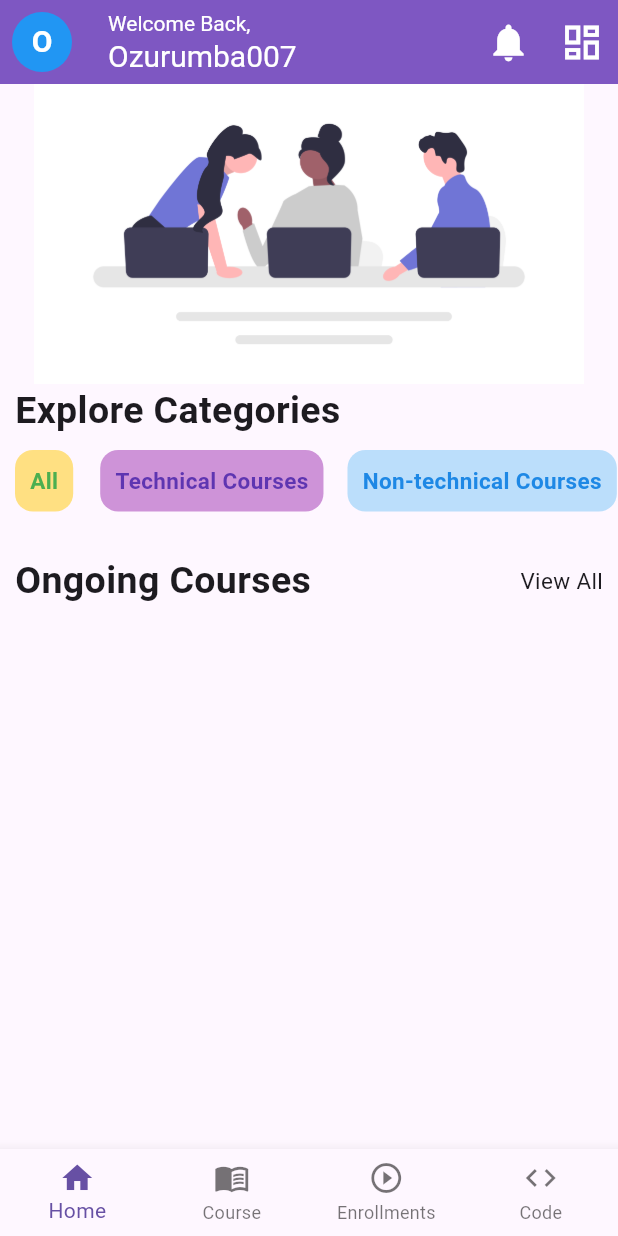
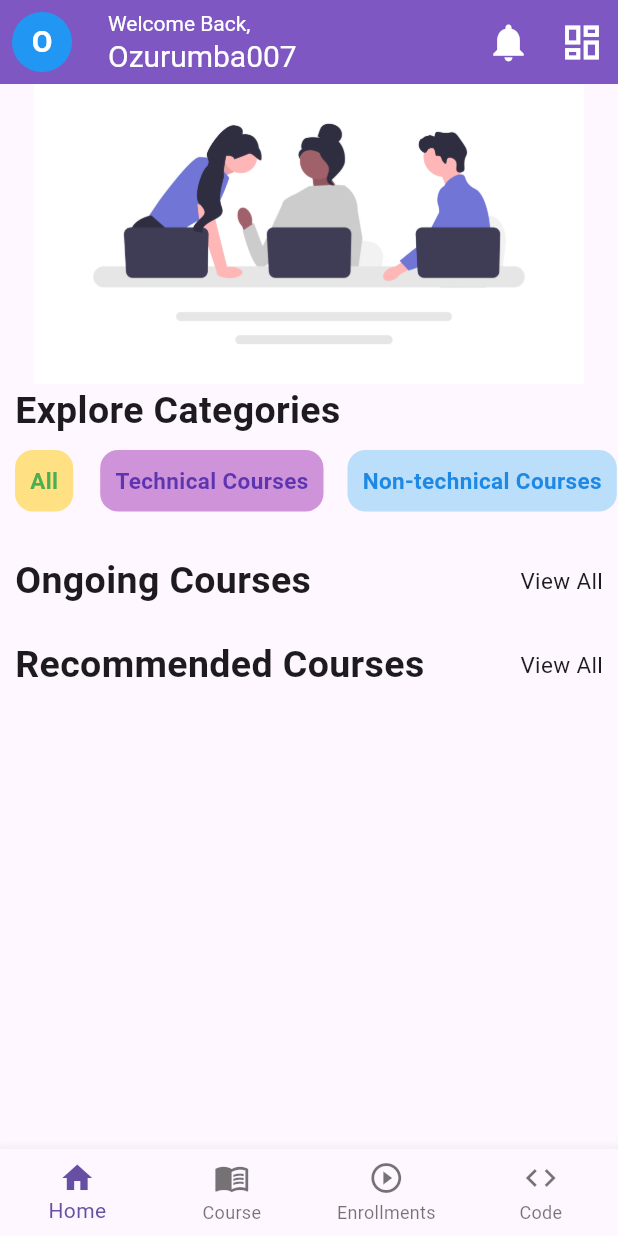
Before and after one commit to Ozurumba007/apt_learn_ui, a Flutter app: the HomeScreen screen opened directly, on a phone screen of 412 x 824 dp. Run offline on Flutter 3.47's test engine with Material 2 defaults, Android fonts, the phone set to English and light mode, and no system bars; our stand-ins replace get, smooth_page_indicator.

Commit message:
created a file called two text \ added the two text to the home screen

```diff
--- a/lib/home_screen/home_screen.dart
+++ b/lib/home_screen/home_screen.dart
@@ -1,6 +1,7 @@
 import 'package:flutter/material.dart';
 
 import '../utili/categories.dart';
+import '../utili/two_text.dart';
 
 class HomeScreen extends StatefulWidget {
   const HomeScreen({super.key});
@@ -37,7 +38,7 @@ class _HomeScreenState extends State<HomeScreen> {
             ),
           ),
         ),
-        title: Column(
+        title: const Column(
           mainAxisAlignment: MainAxisAlignment.center,
           crossAxisAlignment: CrossAxisAlignment.start,
           children: [
@@ -58,8 +59,8 @@ class _HomeScreenState extends State<HomeScreen> {
           ],
         ),
         actions: [
-          Icon(Icons.notifications, size: 30, color: Colors.white),
-          SizedBox(width: 10),
+          const Icon(Icons.notifications, size: 30, color: Colors.white),
+          const SizedBox(width: 10),
           IconButton(
             onPressed: () {
               if (scaffoldKey.currentState!.isEndDrawerOpen) {
@@ -68,13 +69,13 @@ class _HomeScreenState extends State<HomeScreen> {
                 scaffoldKey.currentState!.openEndDrawer();
               }
             },
-            icon: Icon(Icons.dashboard_outlined),
+            icon: const Icon(Icons.dashboard_outlined),
             iconSize: 30,
             color: Colors.white,
           ),
         ],
       ),
-      endDrawer: Drawer(),
+      endDrawer: const Drawer(),
       body: SafeArea(
         child: SingleChildScrollView(
           child: Column(
@@ -97,33 +98,19 @@ class _HomeScreenState extends State<HomeScreen> {
                   ],
                 ),
               ),
-              Categories(
+              const Categories(
                 text: 'All',
                 secondCategorytext: 'Technical Courses',
                 thirdCategorytext: 'Non-technical Courses',
               ),
-              SizedBox(height: 10),
-              Padding(
-                padding: EdgeInsets.all(10.0),
-                child: Row(
-                  mainAxisAlignment: MainAxisAlignment.spaceBetween,
-                  children: [
-                    Text(
-                      'Ongoing Courses',
-                      style: TextStyle(
-                        fontSize: 25,
-                        fontWeight: FontWeight.bold,
-                      ),
-                    ),
-                    Text(
-                      'View All',
-                      style: TextStyle(
-                        fontSize: 15,
-                        fontWeight: FontWeight.w400,
-                      ),
-                    ),
-                  ],
-                ),
+              const SizedBox(height: 10),
+              TwoText(
+                firstText: 'Ongoing Courses',
+                secondText: 'View All',
+              ),
+              TwoText(
+                firstText: 'Recommended Courses',
+                secondText: 'View All',
               ),
             ],
           ),
@@ -132,19 +119,19 @@ class _HomeScreenState extends State<HomeScreen> {
       bottomNavigationBar: BottomNavigationBar(
         type: BottomNavigationBarType.fixed,
         items: [
-          BottomNavigationBarItem(
+          const BottomNavigationBarItem(
             icon: Icon(Icons.home),
             label: 'Home',
           ),
-          BottomNavigationBarItem(
+          const BottomNavigationBarItem(
             icon: Icon(Icons.menu_book_outlined),
             label: 'Course',
           ),
-          BottomNavigationBarItem(
+          const BottomNavigationBarItem(
             icon: Icon(Icons.play_circle_outline),
             label: 'Enrollments',
           ),
-          BottomNavigationBarItem(
+          const BottomNavigationBarItem(
             icon: Icon(Icons.code_outlined),
             label: 'Code',
           ),
--- /dev/null
+++ b/lib/utili/two_text.dart
@@ -0,0 +1,33 @@
+import 'package:flutter/material.dart';
+
+class TwoText extends StatelessWidget {
+  final String firstText;
+  final String secondText;
+  const TwoText({super.key, required this.firstText, required this.secondText});
+
+  @override
+  Widget build(BuildContext context) {
+    return Padding(
+      padding: EdgeInsets.all(10.0),
+      child: Row(
+        mainAxisAlignment: MainAxisAlignment.spaceBetween,
+        children: [
+          Text(
+            firstText,
+            style: TextStyle(
+              fontSize: 25,
+              fontWeight: FontWeight.bold,
+            ),
+          ),
+          Text(
+            secondText,
+            style: TextStyle(
+              fontSize: 15,
+              fontWeight: FontWeight.w400,
+            ),
+          ),
+        ],
+      ),
+    );
+  }
+}
```
